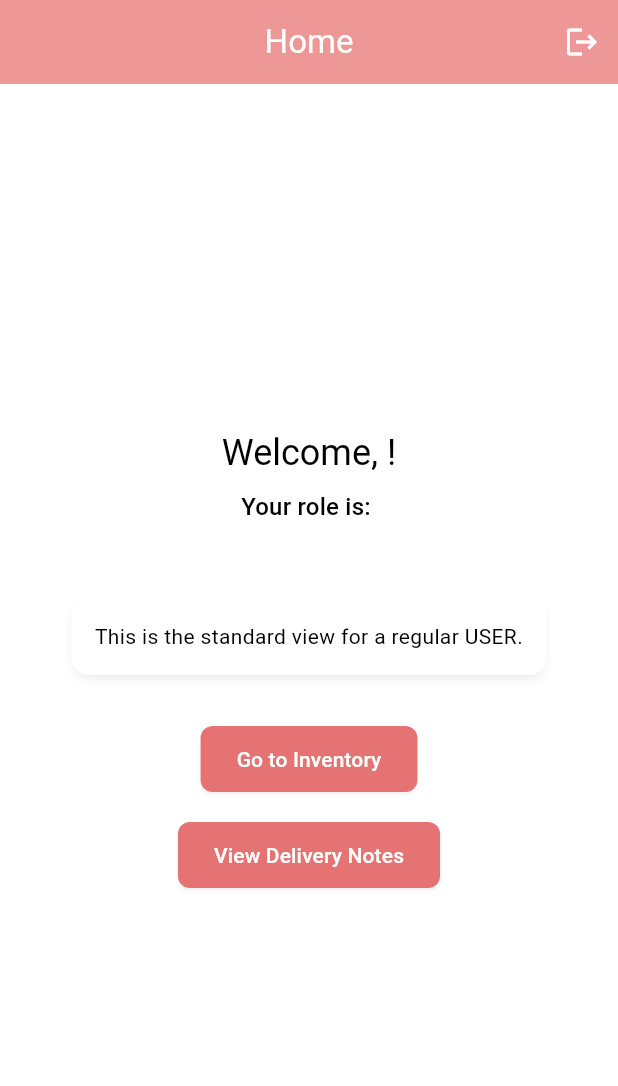
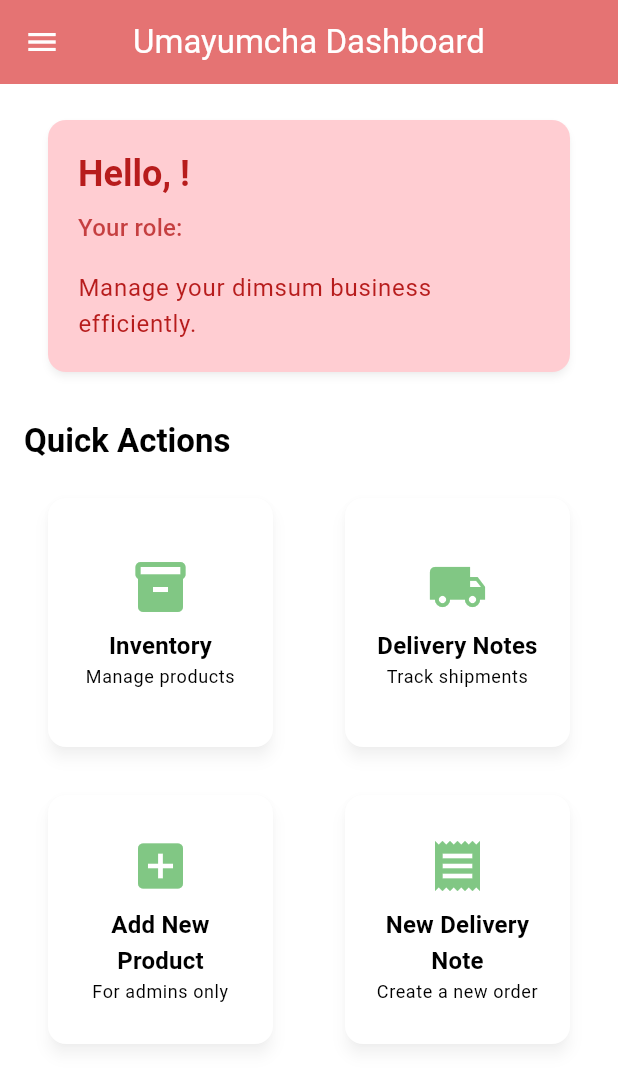
Before and after one commit to cahyoPermono/umayumchamobile, a Flutter app: the screen it shows once a user with an empty profile is signed in, on a phone screen of 412 x 824 dp. Shown: the top 1086 px of the screen. Run offline on Flutter 3.47's test engine with Material 3 defaults, Android fonts, the phone set to English and light mode, and no system bars; our stand-ins replace get, supabase_flutter; accounts and stored records are empty; network calls fail.

Commit message:
feat(inventory): Implement comprehensive inventory management system
This commit introduces a full-fledged inventory management system for Umayumcha, covering master inventory, stotransactions, and
 delivery notes.

Key changes include:
- **Master Inventory:** Added 'price' field to products, updated Product model, form, and display.
- **Inventory Transactions:** Implemented logging for stock 'in' and 'out' movements, with a dedicated 'Transaction Loscreen for
 viewing history.
- **Delivery Notes (Surat Jalan):** Developed functionality to create and manage delivery notes, which automatically deducstock
 and serves as a report.
- **UI/UX Enhancements:** Refactored 'SignInScreen' and 'SignUpScreen' for a modern, clean, and dimsum-themed aesthetic.
 **Dashboard Redesign:** Transformed 'MyHomePage' into a visually appealing 'DashboardScreen' with quick action cards and
 integrated a side drawer for seamless navigation to all features. Removed the old counter example.
 **Project Structure & Fixes:** Moved 'home_controller.dart' to the 'controllers' folder, addressed Android NDK version
      compatibility, and resolved GetX controller initialization issues.

```diff
--- a/lib/controllers/auth_controller.dart
+++ b/lib/controllers/auth_controller.dart
@@ -1,7 +1,7 @@
 import 'package:get/get.dart';
 import 'package:supabase_flutter/supabase_flutter.dart';
 import 'package:umayumcha/screens/sign_in_screen.dart';
-import 'package:umayumcha/screens/home_screen.dart';
+import 'package:umayumcha/screens/dashboard_screen.dart';
 
 class AuthController extends GetxController {
   final SupabaseClient supabase = Supabase.instance.client;
@@ -25,7 +25,7 @@ class AuthController extends GetxController {
 
       if (session != null) {
         await _fetchUserRole(session.user.id);
-        Get.offAll(() => MyHomePage(title: 'Home'));
+        Get.offAll(() => DashboardScreen());
       } else {
         userRole.value = ''; // Clear role on sign out
         Get.offAll(() => const SignInScreen());
--- a/lib/main.dart
+++ b/lib/main.dart
@@ -2,6 +2,7 @@ import 'package:flutter/material.dart';
 import 'package:get/get.dart';
 import 'package:supabase_flutter/supabase_flutter.dart';
 import 'package:umayumcha/controllers/inventory_controller.dart';
+import 'package:umayumcha/controllers/delivery_note_controller.dart';
 import 'package:umayumcha/screens/splash_screen.dart';
 import 'package:umayumcha/supabase_credentials.dart';
 
@@ -12,6 +13,7 @@ void main() async {
 
   // Initialize core controllers here
   Get.put(InventoryController());
+  Get.put(DeliveryNoteController());
 
   runApp(const MyApp());
 }
--- a/lib/models/inventory_transaction_model.dart
+++ b/lib/models/inventory_transaction_model.dart
@@ -1,7 +1,7 @@
-
 class InventoryTransaction {
   final String id;
   final String productId;
+  final String? productName; // Added for display
   final String type;
   final int quantityChange;
   final String? reason;
@@ -11,6 +11,7 @@ class InventoryTransaction {
   InventoryTransaction({
     required this.id,
     required this.productId,
+    this.productName,
     required this.type,
     required this.quantityChange,
     this.reason,
@@ -22,6 +23,7 @@ class InventoryTransaction {
     return InventoryTransaction(
       id: json['id'] as String,
       productId: json['product_id'] as String,
+      productName: json['product_name'] as String?,
       type: json['type'] as String,
       quantityChange: json['quantity_change'] as int,
       reason: json['reason'] as String?,
--- a/lib/models/product_model.dart
+++ b/lib/models/product_model.dart
@@ -5,6 +5,7 @@ class Product {
   final String? description;
   final String? sku;
   final int quantity;
+  final double? price;
   final DateTime createdAt;
 
   Product({
@@ -13,6 +14,7 @@ class Product {
     this.description,
     this.sku,
     required this.quantity,
+    this.price,
     required this.createdAt,
   });
 
@@ -23,6 +25,7 @@ class Product {
       description: json['description'] as String?,
       sku: json['sku'] as String?,
       quantity: json['quantity'] as int,
+      price: (json['price'] as num?)?.toDouble(),
       createdAt: DateTime.parse(json['created_at'] as String),
     );
   }
@@ -32,6 +35,7 @@ class Product {
       'name': name,
       'description': description,
       'sku': sku,
+      'price': price,
       // Quantity is handled by transactions, not direct updates.
     };
   }
--- /dev/null
+++ b/lib/screens/dashboard_screen.dart
@@ -0,0 +1,265 @@
+import 'package:flutter/material.dart';
+import 'package:get/get.dart';
+import 'package:umayumcha/controllers/auth_controller.dart';
+import 'package:umayumcha/screens/inventory_screen.dart';
+import 'package:umayumcha/screens/delivery_note_list_screen.dart';
+import 'package:umayumcha/screens/product_form_screen.dart';
+import 'package:umayumcha/screens/delivery_note_form_screen.dart';
+import 'package:umayumcha/screens/transaction_log_screen.dart';
+
+class DashboardScreen extends StatelessWidget {
+  DashboardScreen({super.key});
+
+  final AuthController authController = Get.find();
+
+  @override
+  Widget build(BuildContext context) {
+    return Scaffold(
+      appBar: AppBar(
+        title: const Text('Umayumcha Dashboard'),
+        backgroundColor: Theme.of(context).colorScheme.primary,
+        foregroundColor: Theme.of(context).colorScheme.onPrimary,
+      ),
+      drawer: Drawer(
+        child: ListView(
+          padding: EdgeInsets.zero,
+          children: <Widget>[
+            DrawerHeader(
+              decoration: BoxDecoration(
+                color: Theme.of(context).colorScheme.primary,
+              ),
+              child: Column(
+                crossAxisAlignment: CrossAxisAlignment.start,
+                children: [
+                  Icon(
+                    Icons.fastfood,
+                    size: 50,
+                    color: Theme.of(context).colorScheme.onPrimary,
+                  ),
+                  const SizedBox(height: 8),
+                  Obx(
+                    () => Text(
+                      'Welcome, ${authController.currentUser.value?.email ?? 'Guest'}',
+                      style: TextStyle(
+                        color: Theme.of(context).colorScheme.onPrimary,
+                        fontSize: 18,
+                      ),
+                    ),
+                  ),
+                  Obx(
+                    () => Text(
+                      'Role: ${authController.userRole.value}',
+                      style: TextStyle(
+                        color: Theme.of(
+                          context,
+                        ).colorScheme.onPrimary.withValues(alpha: 0.8),
+                        fontSize: 14,
+                      ),
+                    ),
+                  ),
+                ],
+              ),
+            ),
+            ListTile(
+              leading: const Icon(Icons.inventory),
+              title: const Text('Master Inventory'),
+              onTap: () {
+                Get.back(); // Close the drawer
+                Get.to(() => const InventoryScreen());
+              },
+            ),
+            ListTile(
+              leading: const Icon(Icons.local_shipping),
+              title: const Text('Delivery Notes'),
+              onTap: () {
+                Get.back(); // Close the drawer
+                Get.to(() => const DeliveryNoteListScreen());
+              },
+            ),
+            ListTile(
+              leading: const Icon(Icons.history),
+              title: const Text('Transaction Log'),
+              onTap: () {
+                Get.back(); // Close the drawer
+                Get.to(() => const TransactionLogScreen());
+              },
+            ),
+            const Divider(),
+            ListTile(
+              leading: const Icon(Icons.logout),
+              title: const Text('Logout'),
+              onTap: () {
+                Get.back(); // Close the drawer
+                authController.signOut();
+              },
+            ),
+          ],
+        ),
+      ),
+      body: SingleChildScrollView(
+        padding: const EdgeInsets.fromLTRB(16.0, 16.0, 16.0, 32.0),
+        child: Column(
+          crossAxisAlignment: CrossAxisAlignment.start,
+          children: <Widget>[
+            // Welcome Section
+            Obx(() {
+              final user = authController.currentUser.value;
+              final role = authController.userRole.value;
+              return Card(
+                color: Theme.of(context).colorScheme.primaryContainer,
+                child: Padding(
+                  padding: const EdgeInsets.all(20.0),
+                  child: SizedBox(
+                    width: double.infinity,
+                    child: Column(
+                      crossAxisAlignment: CrossAxisAlignment.start,
+                      children: [
+                        Text(
+                          'Hello, ${user?.email?.split('@').first ?? 'User'}!',
+                          style: Theme.of(
+                            context,
+                          ).textTheme.headlineSmall?.copyWith(
+                            color:
+                                Theme.of(
+                                  context,
+                                ).colorScheme.onPrimaryContainer,
+                            fontWeight: FontWeight.bold,
+                          ),
+                        ),
+                        const SizedBox(height: 8),
+                        Text(
+                          'Your role: $role',
+                          style: Theme.of(
+                            context,
+                          ).textTheme.titleMedium?.copyWith(
+                            color: Theme.of(context)
+                                .colorScheme
+                                .onPrimaryContainer
+                                .withValues(alpha: 0.8),
+                          ),
+                        ),
+                        const SizedBox(height: 16),
+                        Text(
+                          'Manage your dimsum business efficiently.',
+                          style: Theme.of(
+                            context,
+                          ).textTheme.bodyLarge?.copyWith(
+                            color:
+                                Theme.of(
+                                  context,
+                                ).colorScheme.onPrimaryContainer,
+                          ),
+                        ),
+                      ],
+                    ),
+                  ),
+                ),
+              );
+            }),
+            const SizedBox(height: 24),
+
+            // Quick Actions Section
+            Text(
+              'Quick Actions',
+              style: Theme.of(context).textTheme.titleLarge?.copyWith(
+                fontWeight: FontWeight.bold,
+                color: Theme.of(context).colorScheme.onSurface,
+              ),
+            ),
+            const SizedBox(height: 16),
+            GridView.count(
+              shrinkWrap: true,
+              physics: const NeverScrollableScrollPhysics(),
+              crossAxisCount: 2,
+              crossAxisSpacing: 16,
+              mainAxisSpacing: 16,
+              children: [
+                _buildDashboardCard(
+                  context,
+                  icon: Icons.inventory,
+                  title: 'Inventory',
+                  subtitle: 'Manage products',
+                  onTap: () => Get.to(() => const InventoryScreen()),
+                ),
+                _buildDashboardCard(
+                  context,
+                  icon: Icons.local_shipping,
+                  title: 'Delivery Notes',
+                  subtitle: 'Track shipments',
+                  onTap: () => Get.to(() => const DeliveryNoteListScreen()),
+                ),
+                _buildDashboardCard(
+                  context,
+                  icon: Icons.add_box,
+                  title: 'Add New Product',
+                  subtitle: 'For admins only',
+                  onTap: () {
+                    if (authController.userRole.value == 'admin') {
+                      Get.to(() => const ProductFormScreen());
+                    } else {
+                      Get.snackbar(
+                        'Access Denied',
+                        'Only admins can add products.',
+                      );
+                    }
+                  },
+                ),
+                _buildDashboardCard(
+                  context,
+                  icon: Icons.receipt,
+                  title: 'New Delivery Note',
+                  subtitle: 'Create a new order',
+                  onTap: () => Get.to(() => const DeliveryNoteFormScreen()),
+                ),
+              ],
+            ),
+
+          ],
+        ),
+      ),
+    );
+  }
+
+  Widget _buildDashboardCard(
+    BuildContext context, {
+    required IconData icon,
+    required String title,
+    required String subtitle,
+    required VoidCallback onTap,
+  }) {
+    return Card(
+      elevation: 4,
+      shape: RoundedRectangleBorder(borderRadius: BorderRadius.circular(12)),
+      child: InkWell(
+        onTap: onTap,
+        borderRadius: BorderRadius.circular(12),
+        child: Padding(
+          padding: const EdgeInsets.all(16.0),
+          child: Column(
+            mainAxisAlignment: MainAxisAlignment.center,
+            children: [
+              Icon(
+                icon,
+                size: 40,
+                color: Theme.of(context).colorScheme.secondary,
+              ),
+              const SizedBox(height: 8),
+              Text(
+                title,
+                style: Theme.of(
+                  context,
+                ).textTheme.titleMedium?.copyWith(fontWeight: FontWeight.bold),
+                textAlign: TextAlign.center,
+              ),
+              Text(
+                subtitle,
+                style: Theme.of(context).textTheme.bodySmall,
+                textAlign: TextAlign.center,
+              ),
+            ],
+          ),
+        ),
+      ),
+    );
+  }
+}
--- a/lib/screens/home_screen.dart
+++ /dev/null
@@ -1,100 +0,0 @@
-import 'package:flutter/material.dart';
-import 'package:get/get.dart';
-import 'package:umayumcha/controllers/auth_controller.dart';
-import 'package:umayumcha/controllers/home_controller.dart';
-import 'package:umayumcha/screens/inventory_screen.dart';
-import 'package:umayumcha/screens/delivery_note_list_screen.dart';
-
-class MyHomePage extends StatelessWidget {
-  MyHomePage({super.key, required this.title});
-
-  final String title;
-  final HomeController homeController = Get.put(HomeController());
-  final AuthController authController = Get.find();
-
-  @override
-  Widget build(BuildContext context) {
-    return Scaffold(
-      appBar: AppBar(
-        backgroundColor: Theme.of(context).colorScheme.inversePrimary,
-        title: Text(title),
-        actions: [
-          IconButton(
-            icon: const Icon(Icons.logout),
-            onPressed: () {
-              authController.signOut();
-            },
-          ),
-        ],
-      ),
-      body: Center(
-        child: Padding(
-          padding: const EdgeInsets.all(16.0),
-          child: Column(
-            mainAxisAlignment: MainAxisAlignment.center,
-            children: <Widget>[
-              Obx(() {
-                // Display user's email and role
-                final user = authController.currentUser.value;
-                final role = authController.userRole.value;
-                return Column(
-                  children: [
-                    Text(
-                      'Welcome, ${user?.email ?? 'Guest'}!',
-                      style: Theme.of(context).textTheme.headlineSmall,
-                    ),
-                    const SizedBox(height: 8),
-                    Text(
-                      'Your role is: $role',
-                      style: Theme.of(context).textTheme.titleMedium,
-                    ),
-                  ],
-                );
-              }),
-              const SizedBox(height: 40),
-              // Conditionally show a widget based on the role
-              Obx(() {
-                if (authController.userRole.value == 'admin') {
-                  return Card(
-                    color: Colors.amber[100],
-                    child: const Padding(
-                      padding: EdgeInsets.all(16.0),
-                      child: Text(
-                        'You see this because you are an ADMIN.',
-                        textAlign: TextAlign.center,
-                      ),
-                    ),
-                  );
-                } else {
-                  return const Card(
-                    child: Padding(
-                      padding: EdgeInsets.all(16.0),
-                      child: Text(
-                        'This is the standard view for a regular USER.',
-                        textAlign: TextAlign.center,
-                      ),
-                    ),
-                  );
-                }
-              }),
-              const SizedBox(height: 24),
-              ElevatedButton(
-                onPressed: () {
-                  Get.to(() => const InventoryScreen());
-                },
-                child: const Text('Go to Inventory'),
-              ),
-              const SizedBox(height: 16),
-              ElevatedButton(
-                onPressed: () {
-                  Get.to(() => const DeliveryNoteListScreen());
-                },
-                child: const Text('View Delivery Notes'),
-              ),
-            ],
-          ),
-        ),
-      ),
-    );
-  }
-}
--- a/lib/screens/inventory_screen.dart
+++ b/lib/screens/inventory_screen.dart
@@ -89,7 +89,8 @@ class InventoryScreen extends StatelessWidget {
                   children: [
                     ListTile(
                       title: Text(product.name),
-                      subtitle: Text(product.sku ?? 'No SKU'),
+                      subtitle: Text(
+                          '${product.sku ?? 'No SKU'} | Price: ${product.price?.toStringAsFixed(2) ?? 'N/A'}'),
                       trailing: Text(
                         'Stock: ${product.quantity}',
                         style: Theme.of(context).textTheme.titleMedium,
```
Also changed, not shown: lib/controllers/transaction_log_controller.dart (added, +38 -0 lines), lib/screens/product_form_screen.dart (+8 -0 lines), lib/screens/transaction_log_screen.dart (added, +66 -0 lines).
